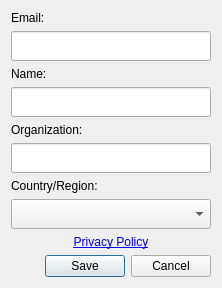
Old version of the form LDMP/gui/DlgSettingsEditUpdate.ui in the repository ConservationInternational/trends.earth.
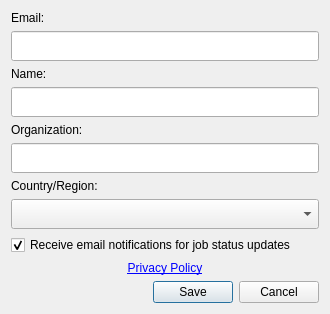
New version of the form.

Commit message: Add option to turn email notifications on/off

Diff of the .ui file:
```diff
--- a/LDMP/gui/DlgSettingsEditUpdate.ui
+++ b/LDMP/gui/DlgSettingsEditUpdate.ui
@@ -6,8 +6,8 @@
    <rect>
     <x>0</x>
     <y>0</y>
-    <width>218</width>
-    <height>265</height>
+    <width>330</width>
+    <height>295</height>
    </rect>
   </property>
   <property name="sizePolicy">
@@ -138,7 +138,23 @@
      </property>
     </widget>
    </item>
-    <item row="8" column="0">
+   <item row="8" column="0">
+    <widget class="QCheckBox" name="email_notifications_enabled">
+     <property name="sizePolicy">
+      <sizepolicy hsizetype="Preferred" vsizetype="Minimum">
+       <horstretch>0</horstretch>
+       <verstretch>0</verstretch>
+      </sizepolicy>
+     </property>
+     <property name="text">
+      <string>Receive email notifications for job status updates</string>
+     </property>
+     <property name="checked">
+      <bool>true</bool>
+     </property>
+    </widget>
+   </item>
+    <item row="9" column="0">
      <widget class="QLabel" name="label_privacy">
       <property name="sizePolicy">
         <sizepolicy hsizetype="Preferred" vsizetype="Minimum">
@@ -163,7 +179,7 @@
       </property>
      </widget>
     </item>
-    <item row="9" column="0">
+    <item row="10" column="0">
      <widget class="QDialogButtonBox" name="buttonBox">
       <property name="sizePolicy">
         <sizepolicy hsizetype="Expanding" vsizetype="Minimum">
```
Left out of the diff: 1 changed line with no effect on the pictures. The commit also changes 2 other files.
